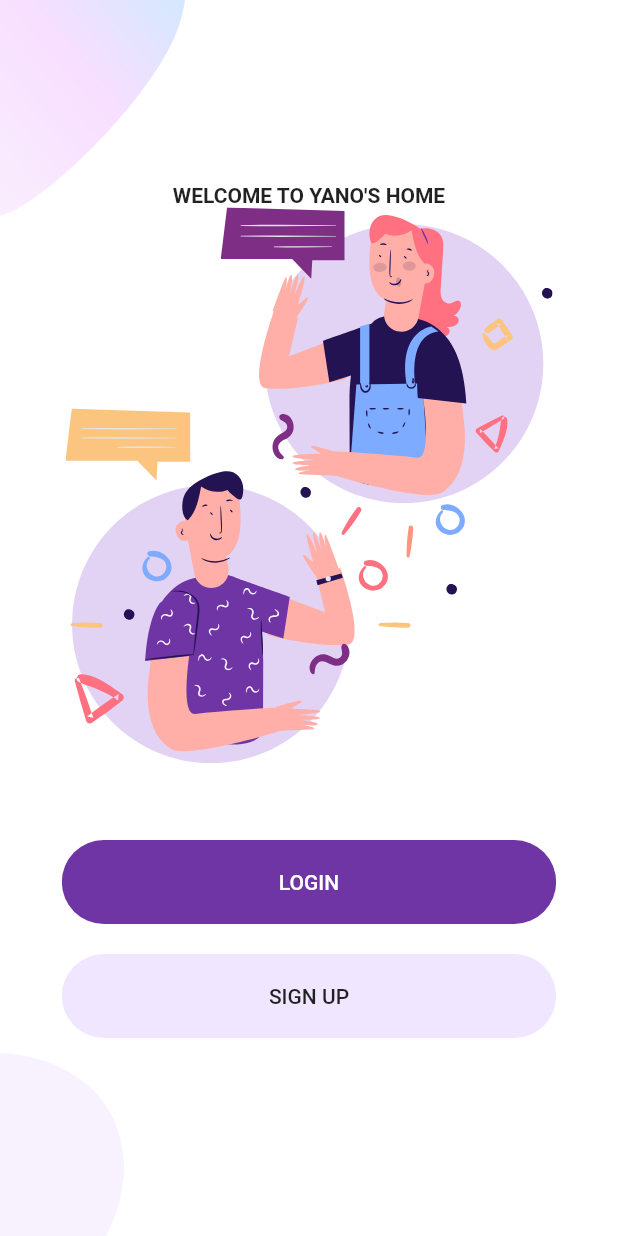
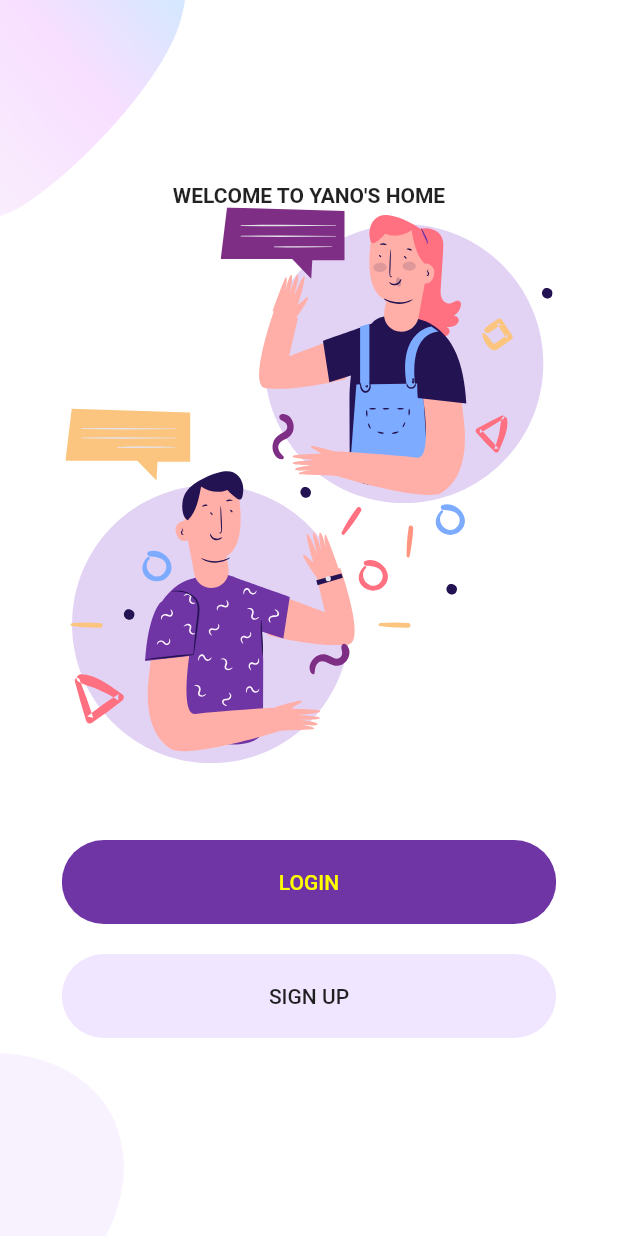
Before and after one commit to thanhtaimrjoe/login-ui, a Flutter app: the screen it shows after launch, on a phone screen of 412 x 824 dp. Run offline on Flutter 3.47's test engine with Material 2 defaults, Android fonts, the phone set to English and light mode, and no system bars; our stand-ins replace flutter_svg.

Commit message:
sua mau button login

```diff
--- a/lib/Screens/Welcome/components/body.dart
+++ b/lib/Screens/Welcome/components/body.dart
@@ -31,7 +31,7 @@ class Body extends StatelessWidget {
                 }));
               },
               color: kPrimaryColor,
-              textColor: Colors.white,
+              textColor: Colors.yellowAccent,
             ),
             RoundedButton(
               text: "SIGN UP",
```
